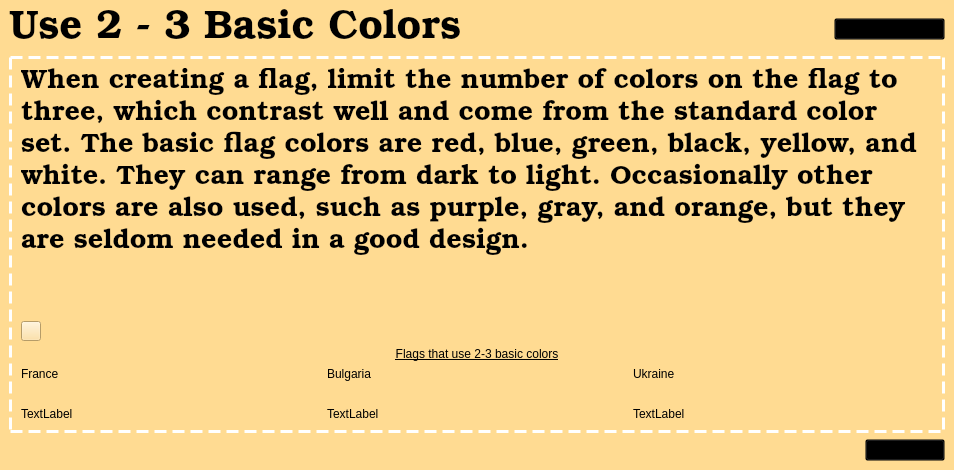
Old version of the form usebasiccolorslesson.ui in the repository zxjorge/EDApp.
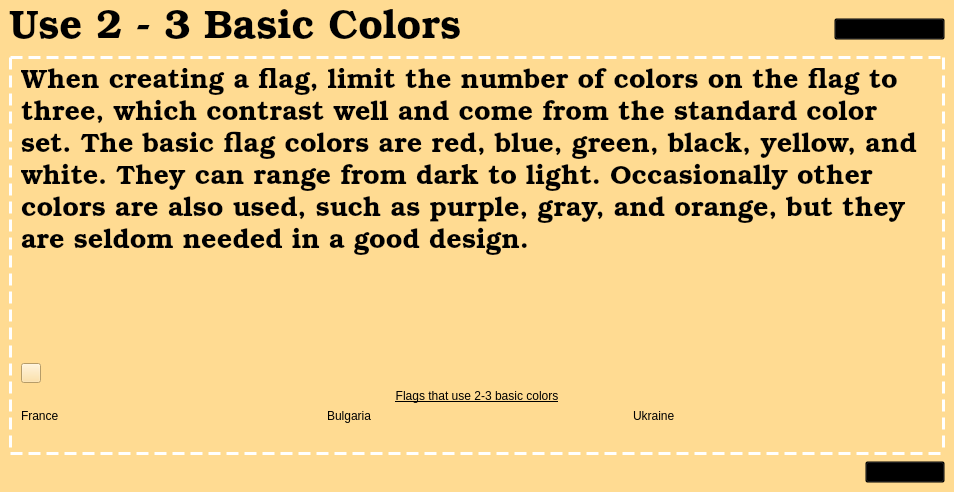
New version of the form. Icons and pictures are not drawn.

Commit message: removed labels

Patch:
```diff
--- a/usebasiccolorslesson.ui
+++ b/usebasiccolorslesson.ui
@@ -6,8 +6,8 @@
    <rect>
     <x>0</x>
     <y>0</y>
-    <width>688</width>
-    <height>470</height>
+    <width>952</width>
+    <height>492</height>
    </rect>
   </property>
   <property name="windowTitle">
@@ -205,13 +205,6 @@
                    </property>
                   </widget>
                  </item>
-                 <item>
-                  <widget class="QLabel" name="label_19">
-                   <property name="text">
-                    <string>TextLabel</string>
-                   </property>
-                  </widget>
-                 </item>
                 </layout>
                </item>
                <item>
@@ -251,13 +244,6 @@
                    </property>
                   </widget>
                  </item>
-                 <item>
-                  <widget class="QLabel" name="label_20">
-                   <property name="text">
-                    <string>TextLabel</string>
-                   </property>
-                  </widget>
-                 </item>
                 </layout>
                </item>
                <item>
@@ -297,13 +283,6 @@
                    </property>
                   </widget>
                  </item>
-                 <item>
-                  <widget class="QLabel" name="label_21">
-                   <property name="text">
-                    <string>TextLabel</string>
-                   </property>
-                  </widget>
-                 </item>
                 </layout>
                </item>
               </layout>
```
Left out of the diff: 21 changed lines with no effect on the pictures. The commit also changes 7 other files.
